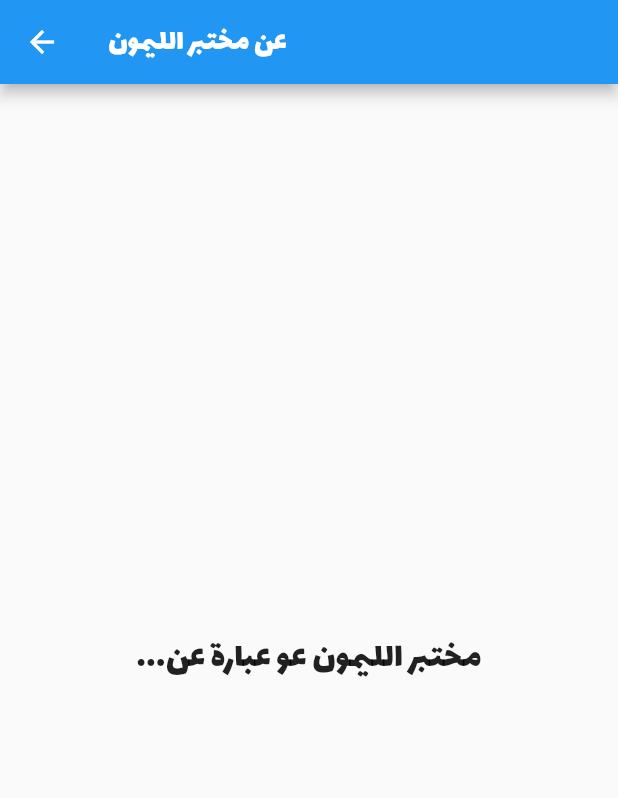
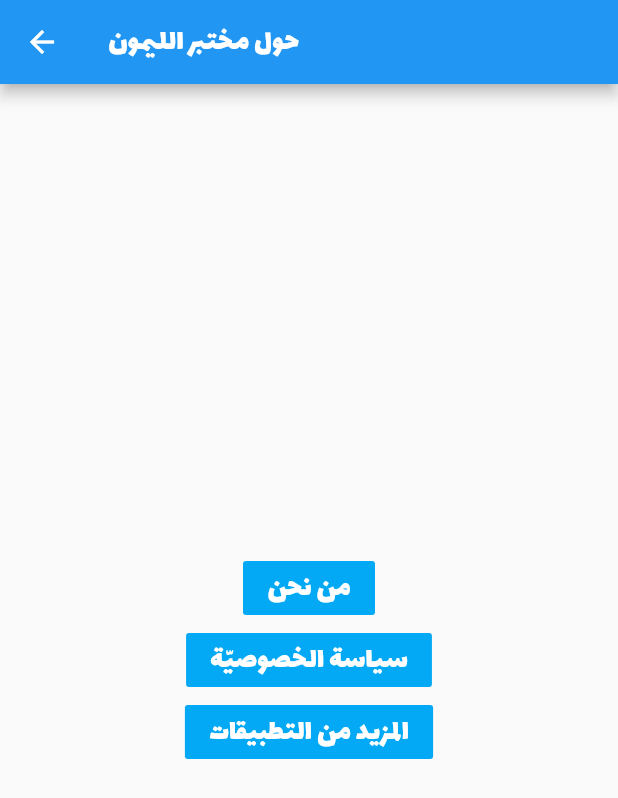
Before and after one commit to IbrahimAlatoom/stupid_test, a Flutter app: the AboutPage screen opened by its route, on a phone screen of 412 x 824 dp. Shown: the top 798 px of the screen. Run offline on Flutter 3.47's test engine with Material 2 defaults, Android fonts, the phone set to English and light mode, and no system bars.

Commit message:
Completed the 'about' page.

```diff
--- a/lib/about_us_page.dart
+++ b/lib/about_us_page.dart
@@ -1,4 +1,6 @@
 import 'package:flutter/material.dart';
+import 'package:url_launcher/url_launcher.dart';
+import 'consts.dart';
 
 class AboutPage extends StatefulWidget {
   @override
@@ -8,22 +10,63 @@ class AboutPage extends StatefulWidget {
 class _AboutPageState extends State<AboutPage> {
   //TODO::COMPLETE ALL INFORMATION ABOUT LEMON LAB AND PRIVACY POLICE.
 
+  void _privacyPolicyDialog( String title, String body, String buttonText) {
+    showDialog(
+      context: context,
+      builder: (BuildContext context) {
+        return AlertDialog(
+          title: new Text(title),
+          content: SingleChildScrollView(child: new Text(body)),
+          actions: <Widget>[
+            new FlatButton(
+              child: new Text(buttonText),
+              onPressed: () {
+                Navigator.of(context).pop();
+              },
+            ),
+          ],
+        );
+      },
+    );
+  }
+  _launchURL(String url) async {
+    if (await canLaunch(url)) {
+      await launch(url);
+    } else {
+      throw 'Could not launch $url';
+    }
+  }
   @override
   Widget build(BuildContext context) {
     return Scaffold(
       appBar: AppBar(
-        title: Text('عن مختبر الليمون'),
+        title: Text('حول مختبر الليمون'),
       ),
       body: Center(
         child: Column(
           mainAxisAlignment: MainAxisAlignment.center,
           children: <Widget>[
-            Text(
-              'مختبر الليمون عو عبارة عن...',
-              textAlign: TextAlign.center,
-              textDirection: TextDirection.rtl,
-              style: TextStyle(fontSize: 24),
-            )
+            FlatButton(
+              color: Colors.lightBlue,
+              child: Text("من نحن", style: flatButtonTextStyle),
+              onPressed: () {setState(() {
+                _privacyPolicyDialog("عن مختبر الليمون", aboutLemonLabAr, "حسنًا");
+              });},
+            ),
+            FlatButton(
+              color: Colors.lightBlue,
+              child: Text("سياسة الخصوصيّة", style: flatButtonTextStyle),
+              onPressed: () {setState(() {
+                _privacyPolicyDialog("Privacy Policy", privacyPolicyEnglish, "Okay");
+              });},
+            ),
+            FlatButton(
+              color: Colors.lightBlue,
+              child: Text("المزيد من التطبيقات", style: flatButtonTextStyle),
+              onPressed: (){
+                _launchURL('https://play.google.com/store/apps/developer?id=Lemon+Lab');
+              },
+            ),
           ],
         ),
       ),
--- /dev/null
+++ b/lib/consts.dart
@@ -0,0 +1,51 @@
+import 'package:flutter/material.dart';
+
+
+const flatButtonTextStyle = TextStyle(fontSize: 20.0, color: Colors.white);
+const privacyPolicyEnglish =
+    "Privacy Policy of Lemon Lab\nLemon Lab provides many services including this app."
+    "\nThis page is used to inform Lemon Lab offers visitors regarding our policies with the collection use، and disclosure of Personal Information"
+    "if anyone decided to use our Service، the Lemon Lab."
+    "If you choose to use our Service، then you agree to the collection and use of information in relation with this policy."
+    "The Personal Information that we collect are used for providing and improving the Service. "
+    "We will not use or share your information with anyone except as described in this Privacy Policy. "
+    "The terms used in this Privacy Policy have the same meanings as in our Terms and Conditions، which is accessible "
+    "at Lemon lab and our apps، unless otherwise defined in this Privacy Policy.\n  "
+    "Information Collection and Use\n"
+    "For a better experience while using our Service، we may require you to provide us with certain personally"
+    "identifiable information، including but not limited to your name، phone number، and postal address. The"
+    "information that we collect will be used to contact or identify you.\n"""
+    " Log Data\n  We want to inform you that whenever you visit our Service، we collect information that your browser sends to us"
+    "that is called Log Data. This Log Data may include information such as your computer’s Internet Protocol address، "
+    "browser version، pages of our Service that you visit، the time and date of your visit، the time spent"
+    " on those pages، and other statistics.\n"""
+    "Cookies are files with small amount of data that is commonly used an anonymous unique identifier. "
+    "These are sent to your browser from the website that you visit and are stored on your computer’s hard drive.\n"
+    "Our apps uses these cookies to collection information and to improve our Service. You have the option to either"
+    " accept or refuse these cookies، and know when a cookie is being sent to your computer. If you choose to refuse our cookies،"
+    " you may not be able to use some portions of our Service.\n""Service Providers\n"""
+    " We may employ third-party companies and individuals due to the following reasons:\n "
+    "To facilitate our Service;\n To provide the Service on our behalf;\n"
+    "To perform Service -related services; \n  or To assist us in analyzing how our Service is used.\n"""
+    "We want to inform our Service users that these third parties have access to your Personal Information."
+    " The reason is to perform the tasks assigned to them on our behalf. However، they are obligated not to disclose or "
+    "use the information for any other purpose.\n       Security\n"
+    "We value your trust in providing us your Personal Information، thus we are striving to use commercially "
+    "acceptable means of protecting it. But remember that no method of transmission over the internet، or method of "
+    "electronic storage is 100% secure and reliable، and we cannot guarantee its absolute security.\n "
+    "Links to Other Sites\n "
+    "Our Service may contain links to other sites. If you click on a third-party link، you will be directed to that "
+    "site. Note that these external sites are not operated by us. Therefore، we strongly advise you to review the Privacy Policy of these websites."
+    " We have no control over، and assume no responsibility for the content، privacy policies، or practices of any third-party sites or services."
+    "Children’s Privacy\n""Our Services do not address anyone under the age of 6. We do not knowingly collect personal identifiable"
+    "information from children under 6. In the case we discover that a child under 6 has provided us with personal information،"
+    " we immediately delete this from our servers. If you are a parent or guardian and you are aware that "
+    "your child has provided us with personal information، please contact us so that we will be able to do necessary actions.\n"""
+    "Changes to This Privacy Policy\n "
+    "We may update our Privacy Policy from time to time. Thus، we advise you to review this page periodically for any "
+    "changes. We will notify you of any changes by posting the new Privacy Policy on this page. These changes are "
+    "effective immediately، after they are posted on this page.\n       Contact Us\n"""
+    "If you have any questions or suggestions about our Privacy Policy، do not hesitate to contact us at zaka7024@gmail.com.\n";
+const aboutLemonLabAr = "مختبر الليمون فريق يسعى لنشر تطبيقات تساعد الناس وتسهل حياتهم. \n"
+    "نحاول أن نستخدم أحدث الخدمات وأفضل الطرق لإيصال تطبيقاتنا إلى مستوىً منافس. "
+    "تطبيقاتنا ترفيهية في غالبها، لكن قد نطوّر بعض التطبيقات التعليمية بين حين وآخر.";
--- a/lib/quizAccount.dart
+++ b/lib/quizAccount.dart
@@ -96,7 +96,7 @@ class QuizAccount {
       choice_1: Choice(data: '7', value: Random().nextInt(3)),
       choice_2: Choice(data: '9', value: Random().nextInt(3)),
       choice_3: Choice(data: '10', value: Random().nextInt(3)),
-      choice_4: Choice(data: '6', value: Random().nextInt(3)),
+      choice_4: Choice(data: '8', value: Random().nextInt(3)),
     ),
     Questions(
       questionText: 'طائرة تمر من فوق مثلث برمودا، أين يدفن من ظل حيًا؟',
@@ -232,6 +232,10 @@ class QuizAccount {
     }
   }
 
+  void restart() {
+      _QuestionCount=0;
+  }
+
   String getQuestionText() {
     return _questionBank[_QuestionCount].questionText;
   }
--- a/pubspec.yaml
+++ b/pubspec.yaml
@@ -14,6 +14,7 @@ environment:
 
 dependencies:
   rflutter_alert: ^1.0.2
+  url_launcher: ^5.0.2
   flutter:
     sdk: flutter
 
```
Also changed, not shown: lib/quiz_page.dart (+9 -20 lines), pubspec.lock.
